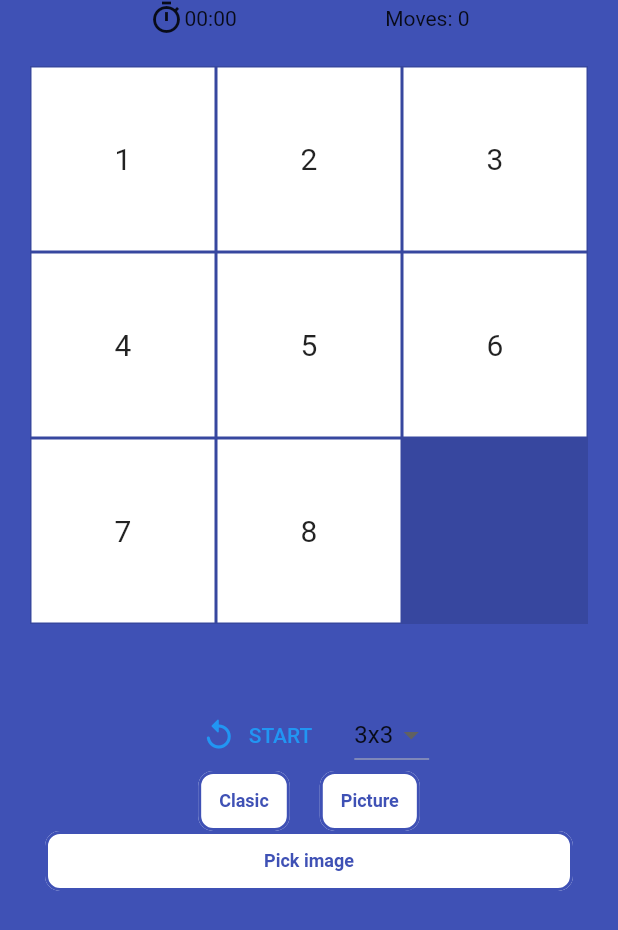
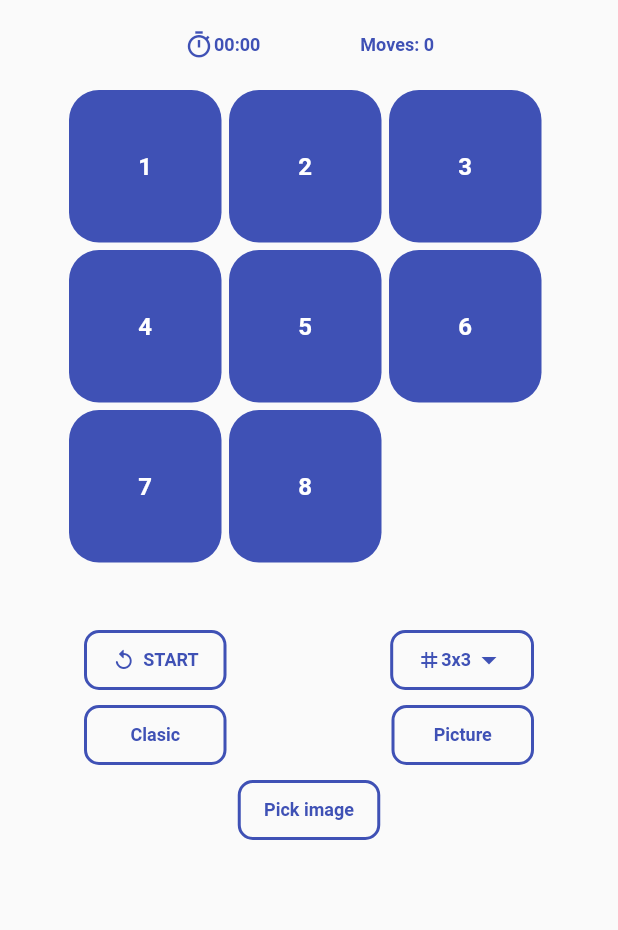
Before and after one commit to MichelVarela/flutter_puzzle_web, a Flutter app: the GameScreenSmall screen opened directly, on a phone screen of 412 x 824 dp. Shown: the top 930 px of the screen. Run offline on Flutter 3.47's test engine with Material 2 defaults, Android fonts, the phone set to English and light mode, and no system bars; our stand-ins replace equatable, flutter_hooks, go_router, hooks_riverpod, image_picker, url_strategy.

Commit message:
responsive view games OK

```diff
--- a/lib/src/controllers/game_controller.dart
+++ b/lib/src/controllers/game_controller.dart
@@ -1,7 +1,6 @@
 import 'dart:async';
 
 import 'package:flutter/material.dart';
-import 'package:image_picker/image_picker.dart';
 import 'package:my_app/src/controllers/game_state.dart';
 import 'package:my_app/src/models/puzzle.dart';
 
--- a/lib/src/my_app.dart
+++ b/lib/src/my_app.dart
@@ -4,7 +4,7 @@ import 'package:flutter/material.dart';
 import 'routes/app_router.dart';
 
 // app_themes
-import 'package:my_app/src/themes/app_themes.dart';
+import 'package:my_app/src/themes/app_theme.dart';
 
 class MyApp extends StatelessWidget {
   const MyApp({super.key});
@@ -14,7 +14,7 @@ class MyApp extends StatelessWidget {
     return MaterialApp.router(
       debugShowCheckedModeBanner: false,
       routerConfig: AppRouter().router,
-      theme: AppThemes.themeLight,
+      theme: AppTheme.themeLight,
     );
   }
 }
--- a/lib/src/screens/game/game_screen_small.dart
+++ b/lib/src/screens/game/game_screen_small.dart
@@ -9,9 +9,13 @@ class GameScreenSmall extends StatelessWidget {
   @override
   Widget build(BuildContext context) {
     return Scaffold(
-      backgroundColor: const Color.fromRGBO(63, 81, 181, 1),
+      // backgroundColor: const Color.fromRGBO(63, 81, 181, 1),
       body: SafeArea(
         child: SingleChildScrollView(
+          child: Center(
+            child: Container(
+              constraints: const BoxConstraints(maxWidth: 400.0),
+              padding: const EdgeInsets.symmetric(vertical: 20.0, horizontal: 20.0),
               child: Column(
                 mainAxisAlignment: MainAxisAlignment.center,
                 children: const [
@@ -28,6 +32,8 @@ class GameScreenSmall extends StatelessWidget {
               ),
             ),
           ),
+        ),
+      ),
     );
   }
 }
--- a/lib/src/screens/shared/navbar.dart
+++ b/lib/src/screens/shared/navbar.dart
@@ -2,7 +2,7 @@ import 'package:flutter/material.dart';
 import 'package:flutter_hooks/flutter_hooks.dart';
 
 // styles
-import 'package:my_app/src/themes/app_themes.dart';
+import 'package:my_app/src/themes/app_theme.dart';
 
 class Navbar extends HookWidget implements PreferredSizeWidget {
   const Navbar({super.key});
@@ -13,14 +13,14 @@ class Navbar extends HookWidget implements PreferredSizeWidget {
   @override
   Widget build(BuildContext context) {
     return Container(
-      color: AppThemes.primary,
+      color: AppTheme.primary,
       padding: const EdgeInsets.symmetric(vertical: 5.0, horizontal: 20.0),
       child: Row(
         mainAxisAlignment: MainAxisAlignment.end,
         children: [
           IconButton(
             icon: const Icon(Icons.menu),
-            color: AppThemes.white,
+            color: AppTheme.white,
             onPressed: () => Scaffold.of(context).openEndDrawer(),
           ),
         ],
--- a/lib/src/themes/app_themes.dart
+++ b/lib/src/themes/app_theme.dart
@@ -1,6 +1,6 @@
 import 'package:flutter/material.dart';
 
-class AppThemes {
+class AppTheme {
   // colors
   static const Color primary = Colors.indigo;
   static const Color secondary = Colors.yellow;
@@ -8,5 +8,7 @@ class AppThemes {
   static const Color white = Colors.white;
   static final Color? grey = Colors.grey[200];
 
+  static const TextStyle textStyle = TextStyle(fontSize: 12.0, fontWeight: FontWeight.bold, color: AppTheme.primary);
+
   static final ThemeData themeLight = ThemeData.light().copyWith();
 }
--- a/lib/src/utils/get_image.dart
+++ b/lib/src/utils/get_image.dart
@@ -7,5 +7,6 @@ Future<void> getImage() async {
 
   if (image == null) return;
   final img = Image.memory(await image.readAsBytes());
+  // ignore: avoid_print
   print(img);
 }
--- a/lib/src/utils/responsive_layout.dart
+++ b/lib/src/utils/responsive_layout.dart
@@ -9,7 +9,7 @@ class ResponsiveLayout extends StatelessWidget {
     this.mediumChild,
     this.smallChild,
     this.largeBreakPoint = 1200.0,
-    this.mediumBreakPoint = 580.0,
+    this.mediumBreakPoint = 768.0,
   }) : super(key: key);
 
   final Widget largeChild;
--- a/lib/src/widgets/button_outlined.dart
+++ b/lib/src/widgets/button_outlined.dart
@@ -1,36 +1,46 @@
 import 'package:flutter/material.dart';
 
-import '../themes/app_themes.dart';
+import '../themes/app_theme.dart';
 
 class ButtonOutlined extends StatelessWidget {
   const ButtonOutlined({
     super.key,
     required this.name,
     required this.onTap,
+    this.icon,
   });
 
   final String name;
   final Function onTap;
+  final IconData? icon;
 
   @override
   Widget build(BuildContext context) {
-    const TextStyle textStyle = TextStyle(
-        fontSize: 12.0, fontWeight: FontWeight.bold, color: AppThemes.primary);
-
     return Material(
-      color: Colors.white,
+      color: Colors.transparent,
       borderRadius: BorderRadius.circular(10.0),
       child: InkWell(
         onTap: () => onTap(),
         child: Container(
             decoration: BoxDecoration(
-              border: Border.all(width: 2.0, color: AppThemes.primary),
+              border: Border.all(width: 2.0, color: AppTheme.primary),
               borderRadius: BorderRadius.circular(10.0),
             ),
             height: 40.0,
+            width: 95.0,
             alignment: Alignment.center,
             padding: const EdgeInsets.symmetric(horizontal: 12.0),
-            child: Text(name, style: textStyle)),
+            child: Row(
+              mainAxisAlignment: MainAxisAlignment.center,
+              children: [
+                if (icon != null)
+                  Row(children: [
+                    Icon(icon, size: 16.0, color: AppTheme.primary),
+                    const SizedBox(width: 5.0),
+                  ]),
+                Text(name, style: AppTheme.textStyle),
+              ],
+            )),
       ),
     );
   }
--- a/lib/src/widgets/game_buttons.dart
+++ b/lib/src/widgets/game_buttons.dart
@@ -1,4 +1,5 @@
 import 'package:flutter/material.dart';
+import 'package:my_app/src/themes/app_theme.dart';
 import 'package:provider/provider.dart';
 
 import '../controllers/game_controller.dart';
@@ -15,29 +16,49 @@ class GameButtons extends StatelessWidget {
     final state = controller.state;
 
     return Padding(
-      padding: const EdgeInsets.all(30.0),
+      padding: const EdgeInsets.symmetric(vertical: 20.0, horizontal: 30.0),
       child: Column(
         children: [
           Row(
-            mainAxisAlignment: MainAxisAlignment.center,
+            mainAxisAlignment: MainAxisAlignment.spaceBetween,
             children: [
-              TextButton.icon(
-                onPressed: controller.shuffle,
-                icon: const Icon(
-                  Icons.replay_rounded,
-                ),
-                label: Text(
-                  state.status == GameStatus.created ? "START" : "RESET",
-                ),
+              ButtonOutlined(
+                name: state.status == GameStatus.created ? "START" : "RESET",
+                onTap: controller.shuffle,
+                icon: Icons.replay_rounded,
               ),
               const SizedBox(width: 20.0),
               if (controller.state.type == GameType.clasic)
-                DropdownButton<int>(
+                Container(
+                  decoration: BoxDecoration(
+                    border: Border.all(width: 2.0, color: AppTheme.primary),
+                    borderRadius: BorderRadius.circular(10.0),
+                  ),
+                  height: 40.0,
+                  padding: const EdgeInsets.symmetric(horizontal: 16.0),
+                  child: DropdownButton<int>(
+                    // style: textStyle,
+                    // alignment: Alignment.center,
+                    borderRadius: BorderRadius.circular(10.0),
+                    underline: Container(height: 0.0),
+                    iconEnabledColor: AppTheme.primary,
                     items: [3, 4, 5, 6]
                         .map(
                           (e) => DropdownMenuItem(
                             value: e,
-                          child: Text("${e}x$e"),
+                            child: Row(
+                              children: [
+                                const Icon(
+                                  Icons.grid_3x3,
+                                  size: 16.0,
+                                  color: AppTheme.primary,
+                                ),
+                                Text(
+                                  "${e}x$e",
+                                  style: AppTheme.textStyle,
+                                ),
+                              ],
+                            ),
                           ),
                         )
                         .toList(),
@@ -49,10 +70,14 @@ class GameButtons extends StatelessWidget {
                     },
                     value: state.crossAxisCount,
                   ),
+                ),
             ],
           ),
+          const SizedBox(
+            height: 10.0,
+          ),
           Row(
-            mainAxisAlignment: MainAxisAlignment.center,
+            mainAxisAlignment: MainAxisAlignment.spaceBetween,
             children: [
               ButtonOutlined(
                   name: 'Clasic',
@@ -63,6 +88,9 @@ class GameButtons extends StatelessWidget {
                   onTap: () => controller.changeType(GameType.picture)),
             ],
           ),
+          const SizedBox(
+            height: 10.0,
+          ),
           ButtonOutlined(name: 'Pick image', onTap: () => getImage()),
         ],
       ),
--- a/lib/src/widgets/puzzle_interactor.dart
+++ b/lib/src/widgets/puzzle_interactor.dart
@@ -11,7 +11,7 @@ class PuzzleInteractor extends StatelessWidget {
   @override
   Widget build(BuildContext context) {
     return Container(
-      color: Colors.black12,
+      color: Colors.transparent,
       child: LayoutBuilder(
         builder: (context, constraints) {
           final controller = context.watch<GameController>();
--- a/lib/src/widgets/puzzle_tile.dart
+++ b/lib/src/widgets/puzzle_tile.dart
@@ -1,6 +1,7 @@
 import 'package:flutter/material.dart';
 import 'package:my_app/src/controllers/game_controller.dart';
 import 'package:my_app/src/controllers/game_state.dart';
+import 'package:my_app/src/themes/app_theme.dart';
 import 'package:provider/provider.dart';
 
 import '../models/tile.dart';
@@ -30,15 +31,19 @@ class PuzzleTile extends StatelessWidget {
         onTap: onTap,
         child: controller.state.type == GameType.clasic
             ? Container(
-                color: Colors.white,
-                margin: const EdgeInsets.all(1.0),
-                width: size - 2.0,
-                height: size - 2.0,
+                decoration: BoxDecoration(
+                  borderRadius: BorderRadius.circular(20.0),
+                  color: AppTheme.primary,
+                ),
+                width: size - 5.0,
+                height: size - 5.0,
                 alignment: Alignment.center,
                 child: Text(
                   tile.value.toString(),
                   style: const TextStyle(
-                    fontSize: 20.0,
+                    fontSize: 16.0,
+                    fontWeight: FontWeight.bold,
+                    color: AppTheme.white,
                   ),
                 ),
               )
@@ -47,6 +52,8 @@ class PuzzleTile extends StatelessWidget {
                 width: size - 2.0,
                 height: size - 2.0,
                 alignment: Alignment.center,
+                child: ClipRRect(
+                  borderRadius: BorderRadius.circular(20.0),
                   child: FadeInImage(
                     placeholder: const AssetImage('assets/images/no-image.jpg'),
                     image: AssetImage(
@@ -57,6 +64,7 @@ class PuzzleTile extends StatelessWidget {
                   ),
                 ),
               ),
+      ),
     );
   }
 }
--- a/lib/src/widgets/time_and_moves.dart
+++ b/lib/src/widgets/time_and_moves.dart
@@ -1,4 +1,5 @@
 import 'package:flutter/material.dart';
+import 'package:my_app/src/themes/app_theme.dart';
 import 'package:provider/provider.dart';
 
 import '../controllers/game_controller.dart';
@@ -11,7 +12,9 @@ class TimeAndMoves extends StatelessWidget {
   Widget build(BuildContext context) {
     final time = Provider.of<GameController>(context, listen: false).time;
 
-    return Row(
+    return Padding(
+      padding: const EdgeInsets.symmetric(horizontal: 30.0),
+      child: Row(
         mainAxisAlignment: MainAxisAlignment.spaceEvenly,
         children: [
           ValueListenableBuilder<int>(
@@ -22,21 +25,25 @@ class TimeAndMoves extends StatelessWidget {
                   icon!,
                   Text(
                     parseTime(time),
+                    style: AppTheme.textStyle,
                   ),
                 ],
               );
             },
             child: const Icon(
               Icons.timer_outlined,
+              size: 20.0,
+              color: AppTheme.primary,
             ),
           ),
           Selector<GameController, int>(
             builder: (_, moves, __) {
-            return Text("Moves: $moves");
+              return Text("Moves: $moves", style: AppTheme.textStyle);
             },
             selector: (_, controller) => controller.state.moves,
           ),
         ],
+      ),
     );
   }
 }
```
Also changed, not shown: lib/src/screens/game/game_screen_large.dart (+21 -8 lines), lib/src/screens/game/game_screen_medium.dart (+26 -13 lines), lib/src/screens/shared/menu.dart (+3 -6 lines). Lines whose indentation alone changed are shown as unchanged.
